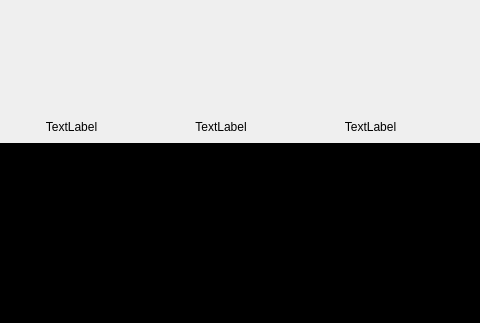
Qt form Form.ui (University-of-Utah-CS3505/a9-edu-app-jakecolacoo) before a commit; both pictures show x 0 to 480 and y 317 to 640 of the 741 by 640 pixel window.
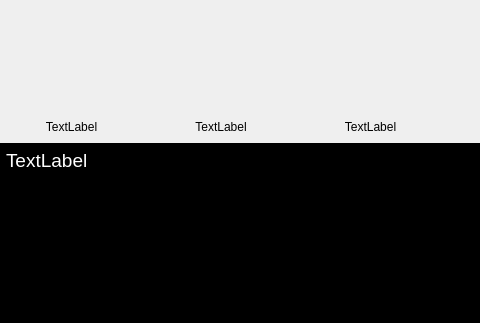
The same form after that commit.

Commit message: Manually Set font size for era page.

```diff
--- a/Form.ui
+++ b/Form.ui
@@ -47,7 +47,7 @@
     <bool>false</bool>
    </property>
    <property name="styleSheet">
-    <string notr="true">background-color: rgb(0, 0, 0);</string>
+    <string notr="true">background-color: rgb(0, 0, 0); color: white; font-size: 14pt;</string>
    </property>
    <property name="frameShape">
     <enum>QFrame::NoFrame</enum>
```
